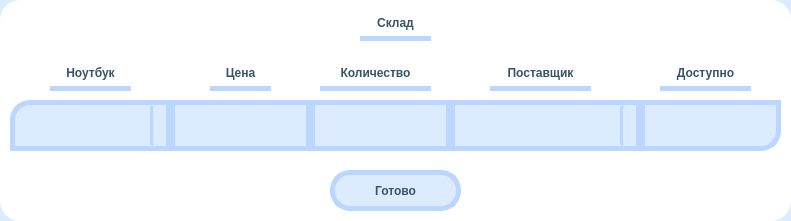
This is CRM/editUI/editStock.ui in Plnguins/CRM as Qt 5 draws it before an edit. The edited form follows.
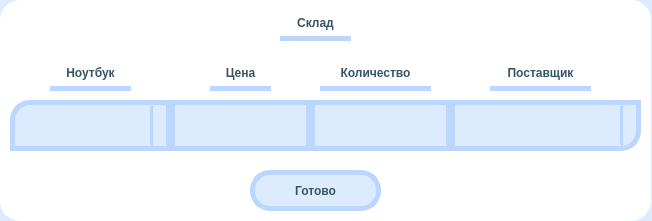
This is the edited form. Icons and pictures are not drawn.

Commit message: Мелкие исправления интерфейса

Patch:
```diff
--- a/CRM/editUI/editStock.ui
+++ b/CRM/editUI/editStock.ui
@@ -21,7 +21,7 @@
    <rect>
     <x>0</x>
     <y>0</y>
-    <width>791</width>
+    <width>652</width>
     <height>221</height>
    </rect>
   </property>
@@ -31,7 +31,7 @@
   <widget class="QPushButton" name="Apply">
    <property name="geometry">
     <rect>
-     <x>330</x>
+     <x>250</x>
      <y>170</y>
      <width>131</width>
      <height>41</height>
@@ -98,7 +98,7 @@
   <widget class="QLabel" name="tableName">
    <property name="geometry">
     <rect>
-     <x>360</x>
+     <x>280</x>
      <y>10</y>
      <width>71</width>
      <height>31</height>
@@ -150,7 +150,7 @@
     <rect>
      <x>0</x>
      <y>0</y>
-     <width>791</width>
+     <width>651</width>
      <height>221</height>
     </rect>
    </property>
@@ -205,32 +205,7 @@
 	border-radius:0px;</string>
    </property>
    <property name="maxLength">
-    <number>30</number>
-   </property>
-   <property name="alignment">
-    <set>Qt::AlignCenter</set>
-   </property>
-  </widget>
-  <widget class="QLabel" name="Available">
-   <property name="geometry">
-    <rect>
-     <x>660</x>
-     <y>60</y>
-     <width>91</width>
-     <height>31</height>
-    </rect>
-   </property>
-   <property name="styleSheet">
-    <string notr="true">	font: 12pt &quot;Comfortaa&quot;;
-	font: bold;
-	color:  rgb(56, 84, 102);
-	border: 5px solid #BBD6FF ;
-	border-top: transparent;
-	border-left: transparent;
-	border-right: transparent;</string>
-   </property>
-   <property name="text">
-    <string>Доступно</string>
+    <number>9</number>
    </property>
    <property name="alignment">
     <set>Qt::AlignCenter</set>
@@ -281,30 +256,6 @@
    <property name="maxLength">
     <number>30</number>
    </property>
-   <property name="alignment">
-    <set>Qt::AlignCenter</set>
-   </property>
-  </widget>
-  <widget class="QLineEdit" name="AvailableEnter">
-   <property name="geometry">
-    <rect>
-     <x>640</x>
-     <y>100</y>
-     <width>141</width>
-     <height>51</height>
-    </rect>
-   </property>
-   <property name="styleSheet">
-    <string notr="true">	font: 12pt &quot;Comfortaa&quot;;
-	font: bold;
-	color:  rgb(56, 84, 102);	
-	background-color: rgb(221, 235, 255);
-	border: 5px solid #BBD6FF ;
-	border-top-left-radius: 0px;
-	border-top-right-radius:0px;
-	border-bottom-left-radius:0px;
-	border-bottom-right-radius:20px;</string>
-   </property>
    <property name="maxLength">
     <number>30</number>
    </property>
@@ -410,6 +361,10 @@
 	background-color: rgb(221, 235, 255);
 	border: 5px solid #BBD6FF ;
 	border-radius:0px;
+	border-top-left-radius: 0px;
+	border-top-right-radius:0px;
+	border-bottom-left-radius:0px;
+	border-bottom-right-radius:20px;
 }
 
 QComboBox::drop-down {
```
Left out of the diff: 12 changed lines with no effect on the pictures. The commit also changes 2 other files.
